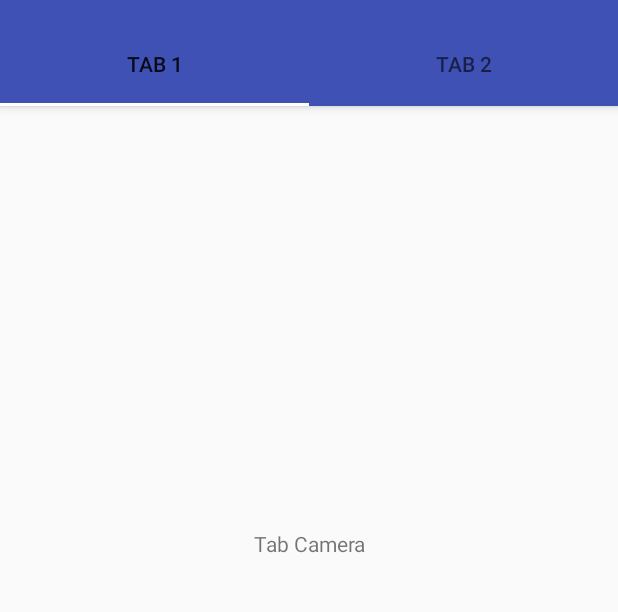
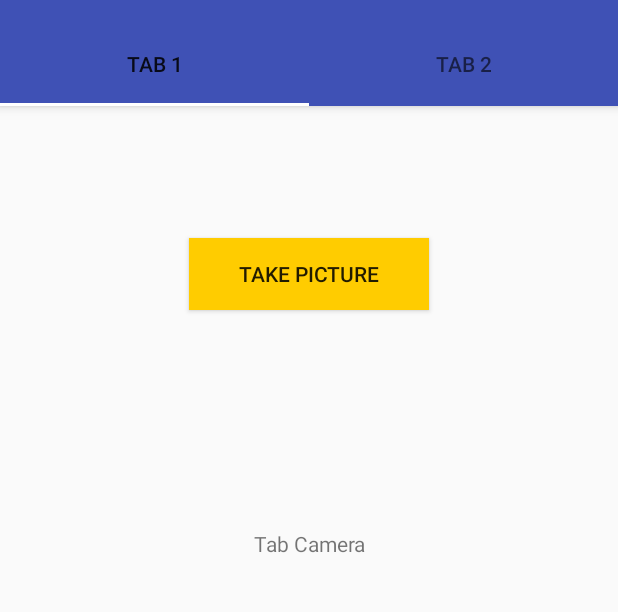
Before and after one commit to CamilleCastillo15/Android-project, an Android app: the screen it shows after launch (MainActivity), on a phone screen of 412 x 824 dp, the part 62-674 px from its top. Run offline under Robolectric (Android 15) with nearby library versions, the phone set to English and light mode, and no system bars.

```diff
--- a/src/main/AndroidManifest.xml
+++ b/src/main/AndroidManifest.xml
@@ -1,6 +1,11 @@
 <?xml version="1.0" encoding="utf-8"?>
 <manifest xmlns:android="http://schemas.android.com/apk/res/android"
     package="com.camille.camille_castillo_projet_android_final">
+
+    <uses-permission android:name="android.permission.INTERNET" />
+    <uses-permission android:name="android.permission.CAMERA" />
+    <uses-permission android:name="android.permission.WRITE_EXTERNAL_STORAGE" />
+    <uses-permission android:name="android.permission.ACCESS_NETWORK_STATE" />
 
     <application
         android:allowBackup="true"
--- a/src/main/java/com/camille/camille_castillo_projet_android_final/CameraFragment.java
+++ b/src/main/java/com/camille/camille_castillo_projet_android_final/CameraFragment.java
@@ -1,18 +1,36 @@
 package com.camille.camille_castillo_projet_android_final;
 
+import java.io.File;
 import android.os.Bundle;
+import android.app.Activity;
 import android.support.v4.app.Fragment;
 import android.view.LayoutInflater;
+
+import android.widget.Button;
+import android.widget.Toast;
+import android.util.Log;
+
 import android.view.View;
+import android.view.View.OnClickListener;
 import android.view.ViewGroup;
+
+import android.content.Intent;
+import android.hardware.Camera;
+import android.net.Uri;
+import android.provider.MediaStore;
+import android.os.Environment;
 
 /**
  * A simple {@link Fragment} subclass.
  */
 
 //La classe CameraFragment dérive de la classe Fragment
-public class CameraFragment extends Fragment {
+    //De plus, elle implémente
+public class CameraFragment extends Fragment implements OnClickListener {
 
+    Button btn;
+    File imageFile;
+    int REQUEST_CODE = 1;
 
     //Le constructeur de notre classe, vide
     public CameraFragment() {
@@ -29,7 +47,79 @@ public class CameraFragment extends Fragment {
     public View onCreateView(LayoutInflater inflater, ViewGroup container,
                              Bundle savedInstanceState) {
         //Ce qui est retourné va permettre d'enrichir le layout initial du fragment
-        return inflater.inflate(R.layout.fragment_camera, container, false);
+        View _vue =  inflater.inflate(R.layout.fragment_camera, container, false);
+
+        Button btn = (Button)_vue.findViewById(R.id.btnPicture);
+        btn.setOnClickListener(this);
+
+        Log.w("Ex14:FRG1", "*** onCreateView **************************************************");
+
+        return _vue;
+    }
+
+    @Override
+    public void onClick(View arg0) {
+
+        Log.w("Ex14:FRG1", "*** onClick **************************************************");
+        //Un intent est crée, il envoie un message au système, qui va appeler le composant permettant de prendre des photos
+        //Chaque intent a besoin d'une action
+        //MediaStore représente une type de base de données sur Androïd qui sauvegarde les images
+        Intent intent=new Intent(MediaStore.ACTION_IMAGE_CAPTURE);
+
+        //L'image est sauvegardée temporairement sur la carte SD
+        //L'objet File a besoin de deux arguments, le premier détermine l'emplacement du dossier où l'image est sauvegardée
+        //Le second sera le nom de l'image
+        imageFile=new File(Environment.getExternalStoragePublicDirectory(Environment.DIRECTORY_PICTURES), "photo.jpeg");
+
+        //Une URI (étiquette de l'objet) à partir de l'objet imageFile
+        Uri tempuri = Uri.fromFile(imageFile);
+
+        //Là où est la photo est sauvegardée
+        intent.putExtra(MediaStore.EXTRA_OUTPUT, tempuri);
+        //Cela détermine la qualité de l'image capturée (haute qualité)
+        intent.putExtra(MediaStore.EXTRA_VIDEO_QUALITY, 1);
+
+        //Une méthode est appelée quand l'application reçoit la réponse (image prise)
+        startActivityForResult(intent, 0);
+
+    }
+
+    @Override
+    public void onActivityResult(int requestCode, int resultCode, Intent data) {
+
+        //Le requestcode indique quelle application envoie ses données
+        //Ici c'est un intent
+        if(requestCode==0)
+        {
+            //Le resultcode indique si la sauvegarde marché, échoué ou autre (à définir)
+            switch (resultCode) {
+
+                //Indique si l'opération a marché
+                case Activity.RESULT_OK:
+
+                    //Si l'image sauvegardée existe
+                    if(imageFile.exists()){
+
+                        //Un "message - bulle" ou Toast va s'afficher et indiquer le chemin du répertoire de sauvegarde de l'image crée
+                        Toast.makeText(getActivity(), "L'image est sauvegardée à "+imageFile.getAbsolutePath(), Toast.LENGTH_LONG).show();
+
+                    }else {
+
+                        //Sinon il renvoie un message d'erreur
+                        Toast.makeText(getActivity(), "Une erreure s'est produite", Toast.LENGTH_LONG).show();
+
+                    }
+
+                    break;
+
+                    //Rien n'est fait si l'opération a échoué
+                    case Activity.RESULT_CANCELED:
+
+                    break;
+
+            }
+        }
+
     }
 
 }
--- a/src/main/res/layout/fragment_camera.xml
+++ b/src/main/res/layout/fragment_camera.xml
@@ -10,4 +10,14 @@
         android:gravity="center"
         android:text="@string/tab_camera" />
 
+        <Button
+            android:id="@+id/btnPicture"
+            android:layout_width="160dp"
+            android:layout_height="wrap_content"
+            android:layout_alignParentTop="true"
+            android:layout_marginTop="200dp"
+            android:background="#FFCC00"
+            android:text="Take Picture"
+            android:layout_gravity="center_horizontal|top" />
+
 </FrameLayout>
```
